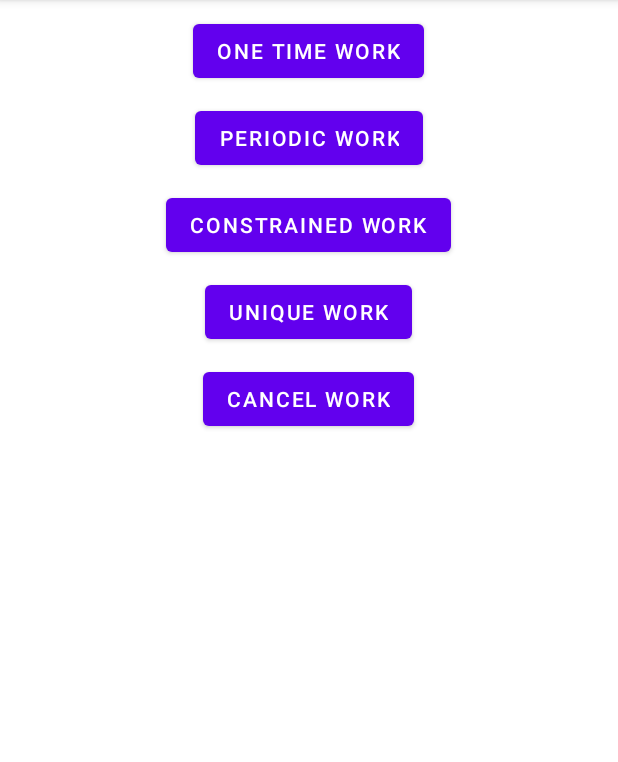
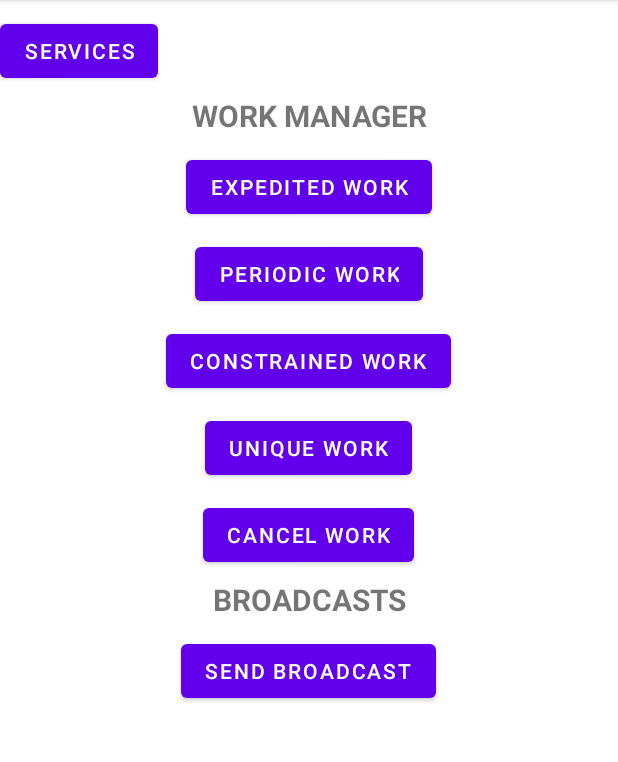
Before and after one commit to Marko132001/ServicesOverviewAndroid, an Android app: the BackgroundTasksActivity screen opened directly, with no data from a screen before it, on a phone screen of 412 x 824 dp, the part 84-846 px from its top. Run offline under Robolectric (Android 15) with nearby library versions, the phone set to English and light mode, and no system bars; 1 statement that could not run was skipped.

Commit message:
Added Broadcast functionalities and activity navigation.

```diff
--- a/app/src/main/AndroidManifest.xml
+++ b/app/src/main/AndroidManifest.xml
@@ -21,13 +21,8 @@
         tools:targetApi="31">
 
         <activity
-            android:name=".WorkerActivity"
-            android:exported="true">
-            <intent-filter>
-                <action android:name="android.intent.action.MAIN" />
-
-                <category android:name="android.intent.category.LAUNCHER" />
-            </intent-filter>
+            android:name=".BackgroundTasksActivity"
+            android:exported="false">
         </activity>
 
         <service android:name="androidx.work.impl.foreground.SystemForegroundService"
--- a/app/src/main/java/com/example/servicesoverview/WorkerActivity.java
+++ b/app/src/main/java/com/example/servicesoverview/BackgroundTasksActivity.java
@@ -1,15 +1,16 @@
 package com.example.servicesoverview;
 
 import android.Manifest;
+import android.content.Intent;
+import android.content.IntentFilter;
 import android.content.pm.PackageManager;
 import android.os.Build;
 import android.os.Bundle;
 import android.view.View;
 import android.widget.Toast;
-
+import androidx.core.content.ContextCompat;
 import androidx.annotation.NonNull;
 import androidx.appcompat.app.AppCompatActivity;
-import androidx.work.BackoffPolicy;
 import androidx.work.Constraints;
 import androidx.work.Data;
 import androidx.work.ExistingPeriodicWorkPolicy;
@@ -21,26 +22,55 @@ import androidx.work.PeriodicWorkRequest;
 import androidx.work.WorkManager;
 import androidx.work.WorkRequest;
 
+import com.example.servicesoverview.broadcasts.AirPlaneModeReceiver;
+import com.example.servicesoverview.broadcasts.TestReceiver;
 import com.example.servicesoverview.workmanager.BackgroundWorker;
 import com.example.servicesoverview.workmanager.ForegroundWorker;
 
-import java.time.Duration;
 import java.util.concurrent.TimeUnit;
 
-public class WorkerActivity extends AppCompatActivity {
+public class BackgroundTasksActivity extends AppCompatActivity {
 
     private static final int RC_NOTIFICATION = 99;
+    private static final String BROADCAST_ACTION = "TEST_ACTION";
     WorkManager workManager = WorkManager.getInstance(this);
+    AirPlaneModeReceiver airPlaneModeReceiver = new AirPlaneModeReceiver();
+    TestReceiver testReceiver = new TestReceiver();
 
     @Override
     protected void onCreate(Bundle savedInstanceState) {
         super.onCreate(savedInstanceState);
         setContentView(R.layout.activity_worker);
 
+        //Request user permission for displaying long-running worker notifications
         if(Build.VERSION.SDK_INT >= Build.VERSION_CODES.TIRAMISU) {
             requestPermissions(
                     new String[]{Manifest.permission.POST_NOTIFICATIONS},
                     RC_NOTIFICATION);
+        }
+    }
+
+    @Override
+    protected void onPause() {
+        super.onPause();
+        unregisterReceiver(airPlaneModeReceiver);
+        unregisterReceiver(testReceiver);
+    }
+
+    @Override
+    protected void onResume() {
+        super.onResume();
+        registerReceiver(
+                airPlaneModeReceiver,
+                new IntentFilter(Intent.ACTION_AIRPLANE_MODE_CHANGED)
+        );
+
+        if (Build.VERSION.SDK_INT >= Build.VERSION_CODES.TIRAMISU) {
+            registerReceiver(
+                    testReceiver,
+                    new IntentFilter(BROADCAST_ACTION),
+                    RECEIVER_EXPORTED
+            );
         }
     }
 
@@ -62,6 +92,13 @@ public class WorkerActivity extends AppCompatActivity {
         }
     }
 
+    public void goToServicesActivity(View view) {
+        startActivity(
+                new Intent(BackgroundTasksActivity.this, ServicesActivity.class)
+        );
+    }
+
+    /** Work Manager */
     public void executeOneTimeExpeditedWork(View view) {
         WorkRequest uploadWorkRequest = new OneTimeWorkRequest.Builder(ForegroundWorker.class)
                 .setExpedited(OutOfQuotaPolicy.RUN_AS_NON_EXPEDITED_WORK_REQUEST)
@@ -91,7 +128,7 @@ public class WorkerActivity extends AppCompatActivity {
     public void executeWorkWithConstraintsAndDelay(View view) {
         //Required Wi-Fi connection
         Constraints constraints = new Constraints.Builder()
-                .setRequiredNetworkType(NetworkType.UNMETERED)
+                .setRequiredNetworkType(NetworkType.METERED)
                 .build();
 
         WorkRequest request = new OneTimeWorkRequest.Builder(BackgroundWorker.class)
@@ -117,5 +154,10 @@ public class WorkerActivity extends AppCompatActivity {
         workManager.cancelAllWork();
     }
 
+    /** Broadcasts */
+    public void sendBroadcast(View view) {
+        sendBroadcast(new Intent(BROADCAST_ACTION));
+    }
+
 
 }
--- a/app/src/main/java/com/example/servicesoverview/ServicesActivity.java
+++ b/app/src/main/java/com/example/servicesoverview/ServicesActivity.java
@@ -21,6 +21,12 @@ public class ServicesActivity extends AppCompatActivity {
     protected void onCreate(Bundle savedInstanceState) {
         super.onCreate(savedInstanceState);
         setContentView(R.layout.activity_main);
+    }
+
+    public void goToBackgroundTasksActivity(View view) {
+        startActivity(
+                new Intent(ServicesActivity.this, BackgroundTasksActivity.class)
+        );
     }
 
     /**Background Services */
--- a/app/src/main/java/com/example/servicesoverview/services/BackgroundService.java
+++ b/app/src/main/java/com/example/servicesoverview/services/BackgroundService.java
@@ -67,6 +67,7 @@ public class BackgroundService extends Service {
 
     @Override
     public void onDestroy() {
+        super.onDestroy();
         Toast.makeText(this, "Service Done", Toast.LENGTH_SHORT).show();
     }
 
--- a/app/src/main/java/com/example/servicesoverview/services/ForegroundService.java
+++ b/app/src/main/java/com/example/servicesoverview/services/ForegroundService.java
@@ -57,6 +57,7 @@ public class ForegroundService extends Service {
 
     @Override
     public void onDestroy() {
+        super.onDestroy();
         Toast.makeText(this, "Service Done", Toast.LENGTH_SHORT).show();
     }
 
--- a/app/src/main/java/com/example/servicesoverview/workmanager/BackgroundWorker.java
+++ b/app/src/main/java/com/example/servicesoverview/workmanager/BackgroundWorker.java
@@ -2,6 +2,8 @@ package com.example.servicesoverview.workmanager;
 
 import android.content.Context;
 import android.util.Log;
+import android.widget.Toast;
+
 import androidx.annotation.NonNull;
 import androidx.work.Worker;
 import androidx.work.WorkerParameters;
--- a/app/src/main/java/com/example/servicesoverview/workmanager/ForegroundWorker.java
+++ b/app/src/main/java/com/example/servicesoverview/workmanager/ForegroundWorker.java
@@ -7,6 +7,7 @@ import android.content.Context;
 import android.content.pm.ServiceInfo;
 import android.os.Build;
 import android.util.Log;
+import android.widget.Toast;
 
 import androidx.annotation.NonNull;
 import androidx.core.app.NotificationCompat;
--- a/app/src/main/res/layout/activity_worker.xml
+++ b/app/src/main/res/layout/activity_worker.xml
@@ -5,12 +5,30 @@
     android:id="@+id/main"
     android:layout_width="match_parent"
     android:layout_height="match_parent"
-    tools:context=".WorkerActivity">
+    tools:context=".BackgroundTasksActivity">
 
     <LinearLayout
         android:layout_width="match_parent"
         android:layout_height="match_parent"
         android:orientation="vertical">
+
+        <Button
+            android:id="@+id/button16"
+            android:layout_width="wrap_content"
+            android:layout_height="wrap_content"
+            android:layout_marginTop="10.dp"
+            android:onClick="goToServicesActivity"
+            android:text="Services" />
+
+        <TextView
+            android:id="@+id/textView1"
+            android:layout_width="match_parent"
+            android:layout_height="wrap_content"
+            android:layout_marginTop="5.dp"
+            android:gravity="center"
+            android:text="WORK MANAGER"
+            android:textSize="20sp"
+            android:textStyle="bold" />
 
         <Button
             android:id="@+id/button10"
@@ -19,7 +37,7 @@
             android:layout_gravity="center"
             android:layout_marginTop="10.dp"
             android:onClick="executeOneTimeExpeditedWork"
-            android:text="One Time Work" />
+            android:text="Expedited Work" />
 
         <Button
             android:id="@+id/button11"
@@ -56,5 +74,24 @@
             android:layout_marginTop="10.dp"
             android:onClick="cancelWorkExecution"
             android:text="Cancel Work" />
+
+        <TextView
+            android:id="@+id/textView2"
+            android:layout_width="match_parent"
+            android:layout_height="wrap_content"
+            android:layout_marginTop="5.dp"
+            android:gravity="center"
+            android:text="BROADCASTS"
+            android:textSize="20sp"
+            android:textStyle="bold" />
+
+        <Button
+            android:id="@+id/button15"
+            android:layout_width="wrap_content"
+            android:layout_height="wrap_content"
+            android:layout_gravity="center"
+            android:layout_marginTop="10.dp"
+            android:onClick="sendBroadcast"
+            android:text="Send Broadcast" />
     </LinearLayout>
 </androidx.constraintlayout.widget.ConstraintLayout>
```
Also changed, not shown: app/src/main/java/com/example/servicesoverview/broadcasts/AirPlaneModeReceiver.java (added, +29 -0 lines), app/src/main/java/com/example/servicesoverview/broadcasts/TestReceiver.java (added, +20 -0 lines), app/src/main/res/layout/activity_main.xml (+10 -2 lines).
